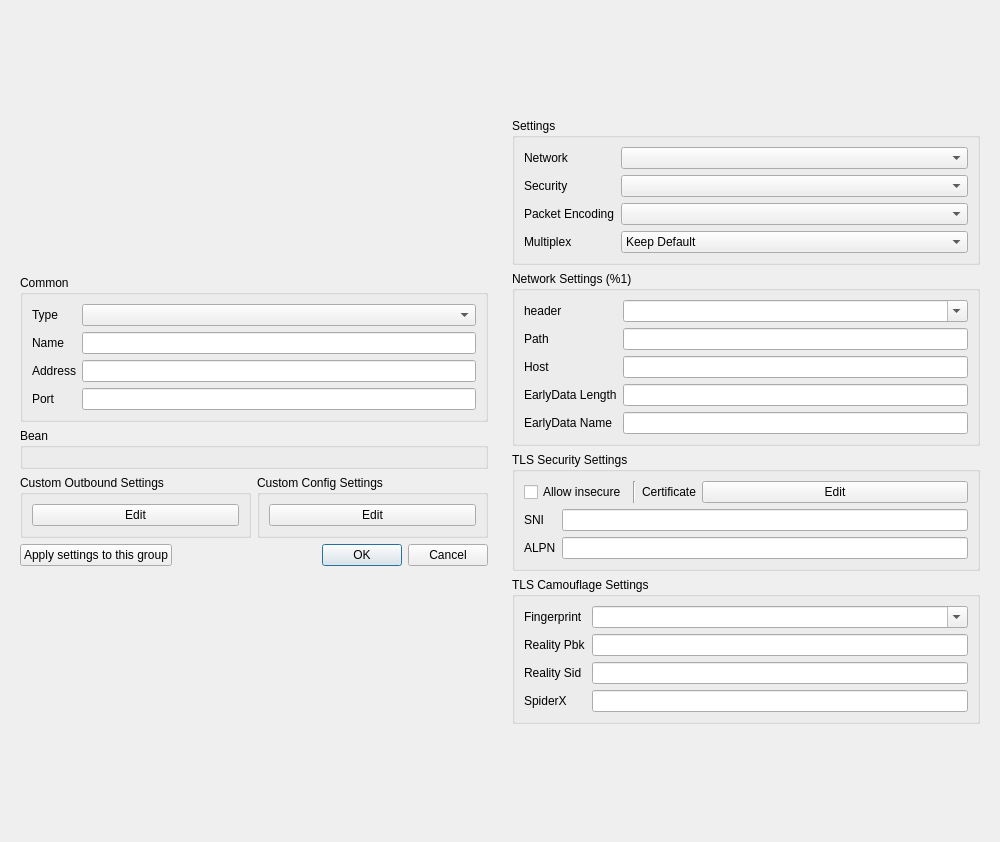
Above: ui/edit/dialog_edit_profile.ui from MatsuriDayo/nekoray before the change. Below: the same form after it.
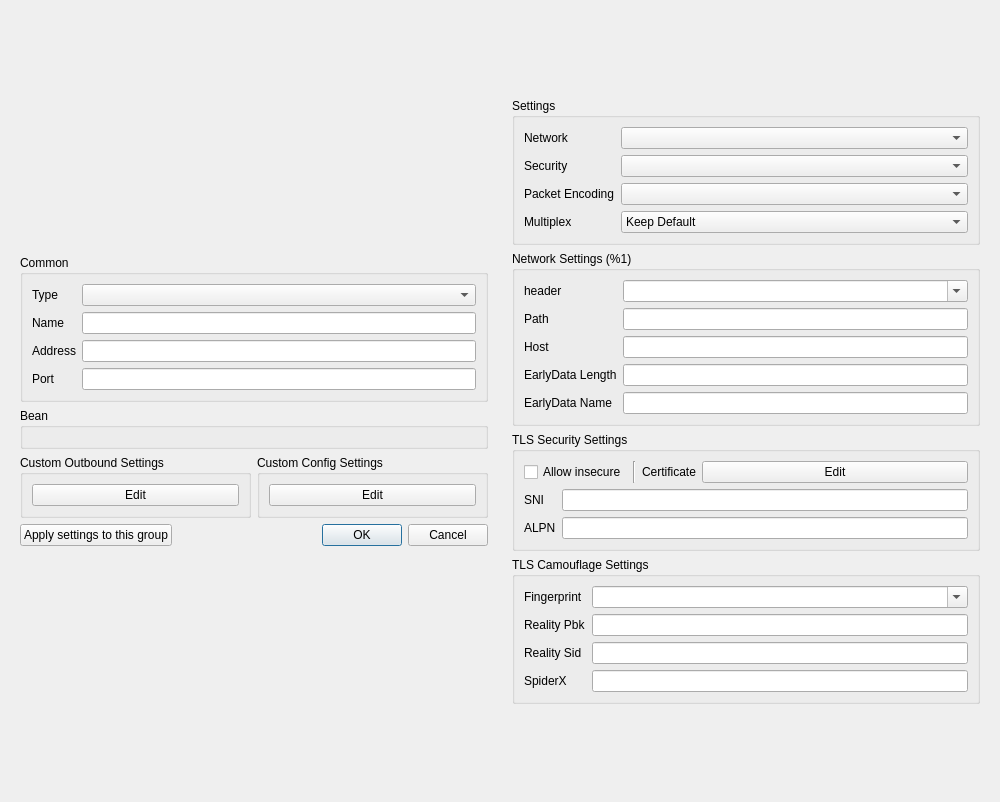
That is the form after the change. Custom widgets are drawn as their Qt base class.

Diff of the .ui file:
```diff
--- a/ui/edit/dialog_edit_profile.ui
+++ b/ui/edit/dialog_edit_profile.ui
@@ -7,7 +7,7 @@
     <x>0</x>
     <y>0</y>
     <width>1000</width>
-    <height>842</height>
+    <height>802</height>
    </rect>
   </property>
   <property name="sizePolicy">
```
